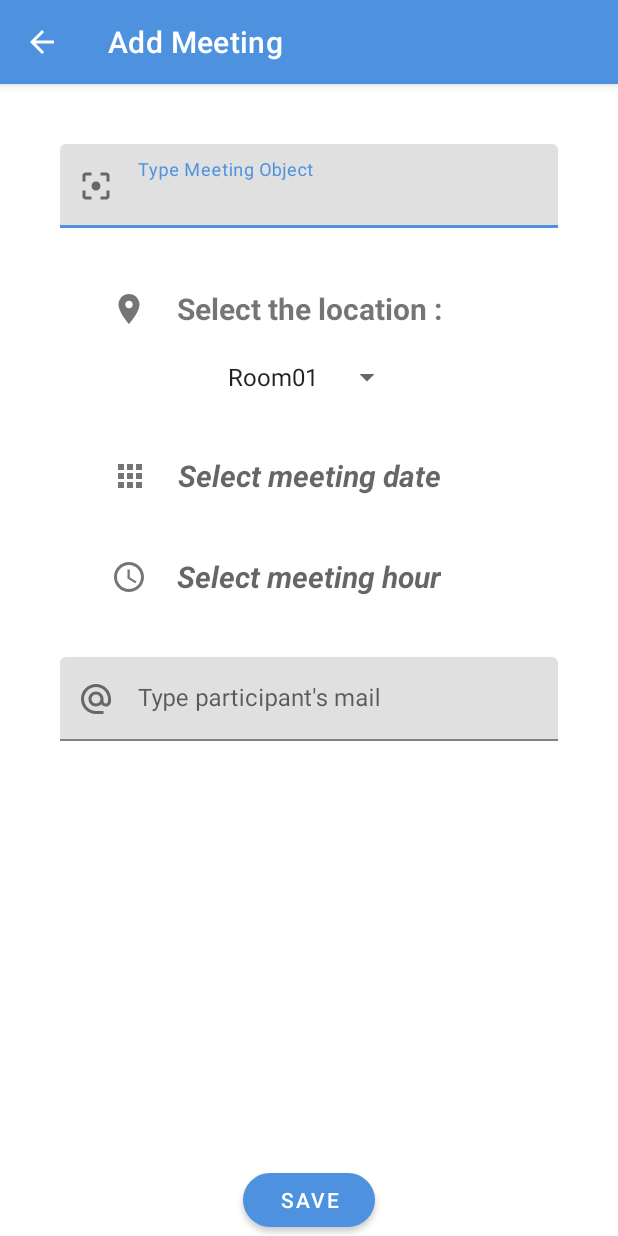
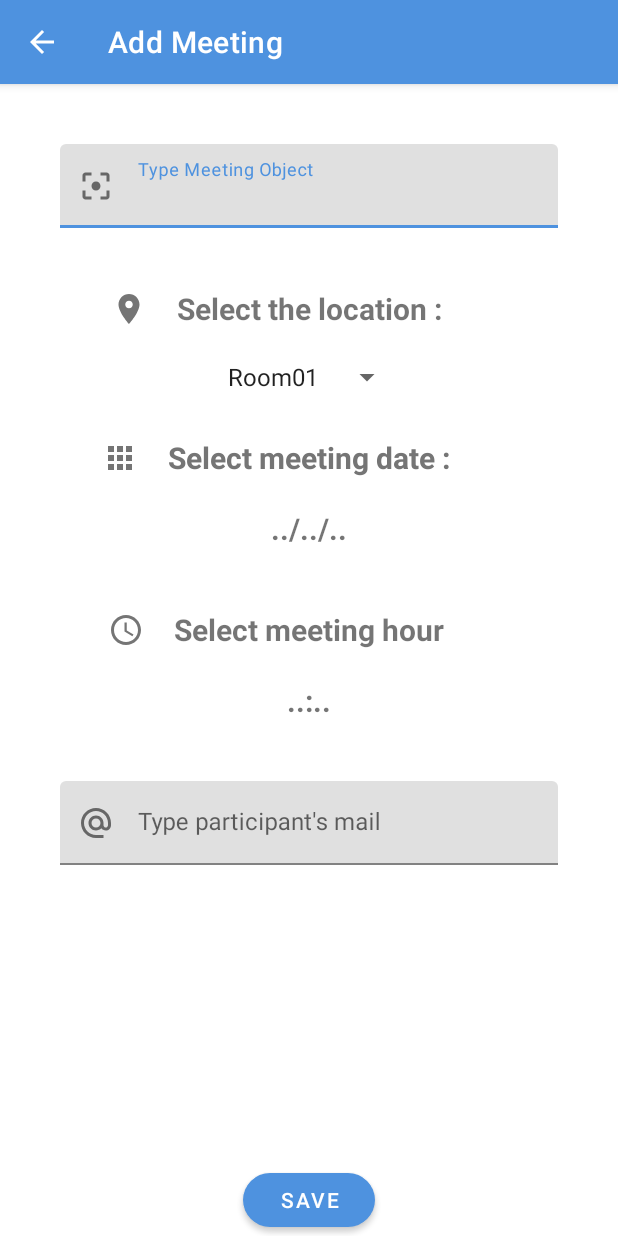
Before and after one commit to Strickle/MaReu, an Android app: the AddMeetingActivity screen opened directly, with no data from a screen before it, on a phone screen of 412 x 824 dp. Run offline under Robolectric (Android 15) with nearby library versions, the phone set to English and light mode, and no system bars.

Commit message:
add textview date and hour in activity_add_meeting.xml add datepickerdialog and timepickerdialog in AddMeetingActivity

```diff
--- a/app/src/main/res/layout/activity_add_meeting.xml
+++ b/app/src/main/res/layout/activity_add_meeting.xml
@@ -76,20 +76,35 @@
         android:id="@+id/tvMeetingDate"
         android:layout_width="wrap_content"
         android:layout_height="wrap_content"
-        android:layout_marginTop="40dp"
-        android:hint="Select meeting date"
-        android:textStyle="italic|bold"
+        android:layout_marginTop="28dp"
+        android:text="Select meeting date :"
+        android:textStyle="bold"
         android:textSize="20sp"
+        android:textColor="#757575"
         app:layout_constraintEnd_toEndOf="parent"
         app:layout_constraintStart_toStartOf="parent"
         app:layout_constraintTop_toBottomOf="@+id/sMeetingRoom">
     </TextView>
 
-    <ImageView
+    <TextView
+        android:id="@+id/tvSelectedDate"
         android:layout_width="wrap_content"
         android:layout_height="wrap_content"
+        android:text="../../.."
+        android:textSize="20sp"
+        android:textStyle="bold"
+        android:layout_marginTop="20dp"
+        app:layout_constraintEnd_toEndOf="@+id/tvMeetingDate"
+        app:layout_constraintStart_toStartOf="@+id/tvMeetingDate"
+        app:layout_constraintTop_toBottomOf="@+id/tvMeetingDate" />
+
+
+    <ImageView
+        android:id="@+id/imageView"
+        android:layout_width="wrap_content"
+        android:layout_height="wrap_content"
+        android:layout_marginEnd="20dp"
         android:src="@drawable/ic_baseline_access_time_24"
-        android:layout_marginEnd="20dp"
         app:layout_constraintBottom_toBottomOf="@+id/tvMeetingHour"
         app:layout_constraintEnd_toStartOf="@+id/tvMeetingHour"
         app:layout_constraintTop_toTopOf="@+id/tvMeetingHour"
@@ -100,13 +115,25 @@
         android:layout_width="wrap_content"
         android:layout_height="wrap_content"
         android:layout_marginTop="40dp"
-        android:hint="Select meeting hour"
-        android:textStyle="italic|bold"
+        android:text="Select meeting hour"
+        android:textStyle="bold"
         android:textSize="20sp"
         app:layout_constraintEnd_toEndOf="parent"
         app:layout_constraintStart_toStartOf="parent"
-        app:layout_constraintTop_toBottomOf="@+id/tvMeetingDate">
+        app:layout_constraintTop_toBottomOf="@+id/tvSelectedDate">
     </TextView>
+
+    <TextView
+        android:id="@+id/tvSelectedHour"
+        android:layout_width="wrap_content"
+        android:layout_height="wrap_content"
+        android:text="..:.."
+        android:textSize="20sp"
+        android:textStyle="bold"
+        android:layout_marginTop="20dp"
+        app:layout_constraintEnd_toEndOf="@+id/tvMeetingHour"
+        app:layout_constraintStart_toStartOf="@+id/tvMeetingHour"
+        app:layout_constraintTop_toBottomOf="@+id/tvMeetingHour" />
 
     <com.google.android.material.textfield.TextInputLayout
         android:id="@+id/tfParticipants"
@@ -120,7 +147,7 @@
         app:startIconDrawable="@drawable/ic_baseline_alternate_email_24"
         app:layout_constraintEnd_toEndOf="parent"
         app:layout_constraintStart_toStartOf="parent"
-        app:layout_constraintTop_toBottomOf="@+id/tvMeetingHour">
+        app:layout_constraintTop_toBottomOf="@+id/tvSelectedHour">
         <com.google.android.material.textfield.TextInputEditText
             android:layout_width="match_parent"
             android:layout_height="wrap_content"
```
Also changed, not shown: app/src/main/java/com/nounapps/mareu/ui/meeting_list/AddMeetingActivity.java (+70 -50 lines).
